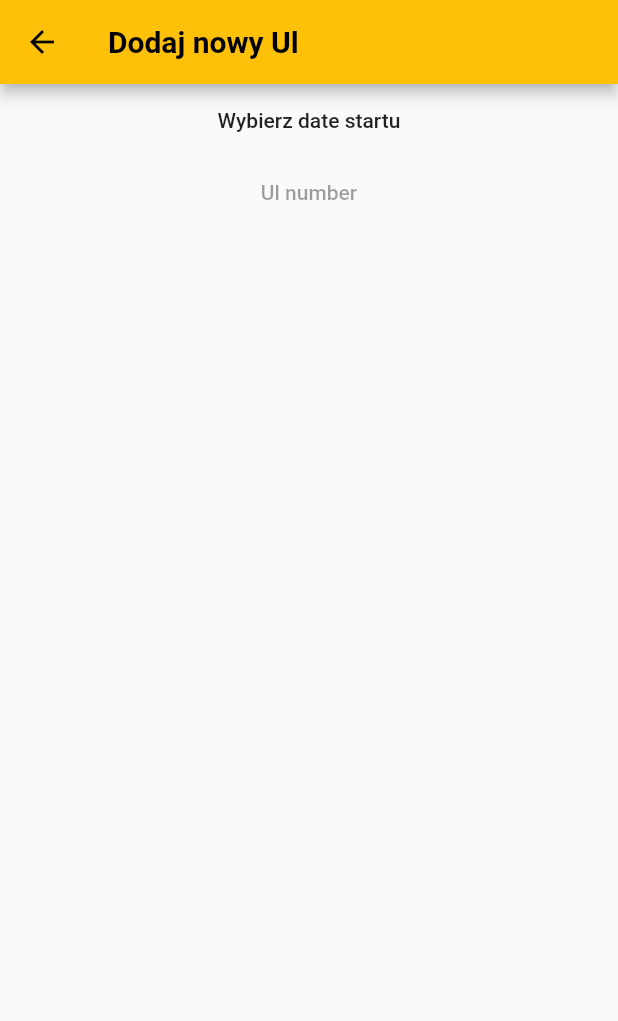
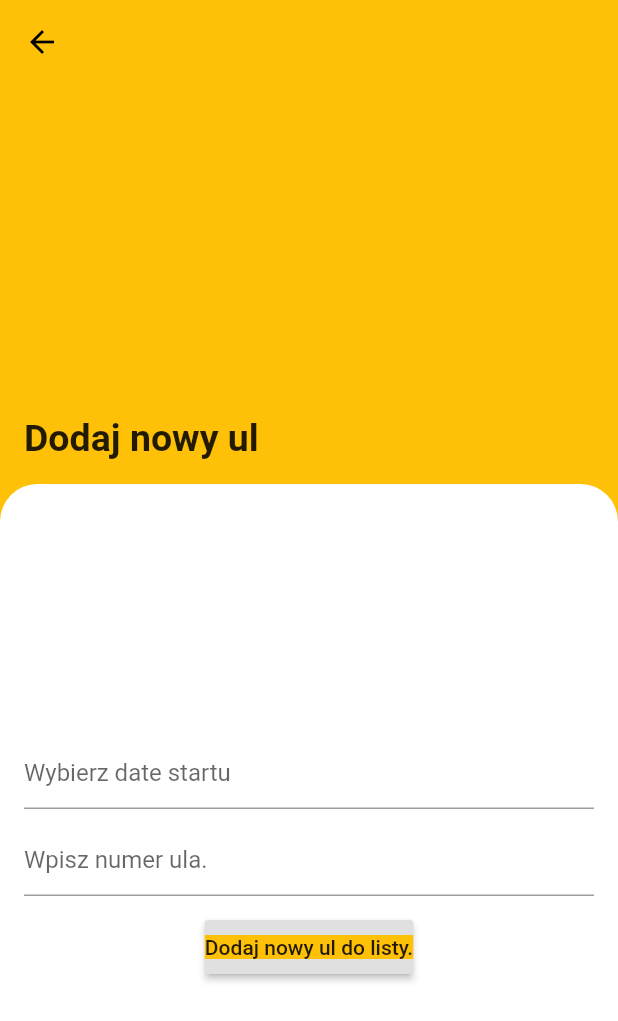
Before and after one commit to tbrylkowski/beekeeper_app, a Flutter app: the AddNewHiveScreen screen opened by its route, on a phone screen of 412 x 824 dp. Shown: the top 1021 px of the screen. Run offline on Flutter 3.47's test engine with Material 2 defaults, Android fonts, the phone set to English and light mode, and no system bars.

Commit message:
adjusted "add hive screen" - not final solution

```diff
--- a/lib/models/hive_data.dart
+++ b/lib/models/hive_data.dart
@@ -1,9 +1,10 @@
+class Hive {
+  DateTime _startDate;
+  int _hiveNumber;
 
-class Hive {
-  String _startDate;
-  int _hiveNumber;
   Hive(this._startDate, this._hiveNumber);
 
-  String get startDate => _startDate;
+  DateTime get startDate => _startDate;
+
   int get hiveNumber => _hiveNumber;
 }
--- /dev/null
+++ b/lib/models/hives_data.dart
@@ -0,0 +1,5 @@
+import 'package:flutter/foundation.dart';
+
+class HivesData extends ChangeNotifier {
+
+}
--- a/lib/screens/add_hive_screen.dart
+++ b/lib/screens/add_hive_screen.dart
@@ -9,36 +9,118 @@ class AddNewHiveScreen extends StatefulWidget {
 }
 
 class _AddNewHiveScreenState extends State<AddNewHiveScreen> {
-  String _startButtonText = "Wybierz date startu";
-  String _startTime;
+  DateTime _startTime;
+  final DateFormat formatDate = DateFormat("dd.MM.yyyy");
+  final String kStartTimeHintText = 'Wybierz date startu';
+  final _controllerStartTime = TextEditingController();
+  final _controllerHiveNumber = TextEditingController();
 
-  pickStartDateTime() async {
+  @override
+  void dispose() {
+    _controllerStartTime.dispose();
+    super.dispose();
+  }
+
+  @override
+  void initState() {
+    super.initState();
+  }
+
+  void pickStartDateTime() async {
     DateTime dateTime = await showDatePicker(
         context: context,
         initialDate: DateTime.now(),
         firstDate: DateTime(2018),
         lastDate: DateTime(2050));
-        _startTime = DateFormat("dd.MM.yyyy").format(dateTime);
+    if (dateTime == null) {
+      _startTime = DateTime.now();
+    } else {
+      _startTime = dateTime;
+    }
     setState(() {
-          _startButtonText = _startTime;
+      _controllerStartTime.text = formatDate.format(_startTime);
     });
   }
 
   Widget build(BuildContext context) {
     return Scaffold(
+      backgroundColor: Colors.amber,
       appBar: AppBar(
-        title: Text("Dodaj nowy Ul"),
+        elevation: 0.0,
       ),
       body: Container(
-        child: Center(
+        padding: EdgeInsets.only(top: 16.0),
         child: Column(
+          crossAxisAlignment: CrossAxisAlignment.start,
           children: <Widget>[
-                FlatButton(
-                    onPressed: pickStartDateTime,
-                    child: Text(_startButtonText)),
-                FlatButton(onPressed: null, child: Text("Ul number")),
+            Expanded(
+              flex: 1,
+              child: Container(
+                padding: EdgeInsets.only(bottom: 16.0, left: 16.0),
+                width: MediaQuery.of(context).size.width,
+                child: Align(
+                  alignment: Alignment.bottomLeft,
+                  child: Text(
+                    "Dodaj nowy ul",
+                    style:
+                        TextStyle(fontSize: 25.0, fontWeight: FontWeight.bold),
+                  ),
+                ),
+              ),
+            ),
+            Expanded(
+              flex: 2,
+              child: Container(
+                width: MediaQuery.of(context).size.width,
+                decoration: BoxDecoration(
+                  color: Colors.white,
+                  borderRadius: BorderRadius.only(
+                    topRight: Radius.circular(25.0),
+                    topLeft: Radius.circular(25.0),
+                  ),
+                ),
+                child: Form(
+                    child: Padding(
+                  padding: const EdgeInsets.all(16.0),
+                  child: Column(
+                    crossAxisAlignment: CrossAxisAlignment.center,
+                    mainAxisAlignment: MainAxisAlignment.center,
+                    children: <Widget>[
+                      TextField(
+                        decoration: InputDecoration(
+                          hintText: kStartTimeHintText,
+                        ),
+                        onTap: pickStartDateTime,
+                        controller: _controllerStartTime,
+                      ),
+                      SizedBox(
+                        height: 10,
+                      ),
+                      TextField(
+                        controller: _controllerHiveNumber,
+                        keyboardType: TextInputType.numberWithOptions(),
+                        decoration:
+                            InputDecoration(hintText: "Wpisz numer ula."),
+                      ),
+                      SizedBox(
+                        height: 10,
+                      ),
+                      RaisedButton(
+                        padding: EdgeInsets.all(0.0),
+                        onPressed: () {
+                          print('dzial');
+                        },
+                        child: Container(
+                            decoration: BoxDecoration(color: Colors.amber),
+                            child: Text("Dodaj nowy ul do listy.")),
+                      )
                     ],
+                  ),
                 )),
+              ),
+            ),
+          ],
+        ),
       ),
     );
   }
--- a/lib/screens/home_screen.dart
+++ b/lib/screens/home_screen.dart
@@ -1,6 +1,6 @@
 import 'package:flutter/material.dart';
 import 'package:bee_app/widgets/hives_list.dart';
-import 'package:bee_app/widgets/add_hive_floating_action_button.dart';
+import 'package:bee_app/widgets/add_hive_fab.dart';
 class HomeScreen extends StatelessWidget {
   static String name = "HomeScreen";
   final _itemList = 10;
@@ -22,7 +22,7 @@ class HomeScreen extends StatelessWidget {
               onPressed: null),
         ],
       ),
-      floatingActionButton: new AddHiveFAB(text: 'DODAJ UL'),
+      floatingActionButton: new AddHiveFAB(text:"Dodaj Ul"),
       body: Container(
         child: HivesList(itemList: _itemList),
       ),
```
Also changed, not shown: lib/widgets/add_hive_fab.dart (renamed from lib/widgets/add_hive_floating_action_button.dart). Lines whose indentation alone changed are shown as unchanged.
